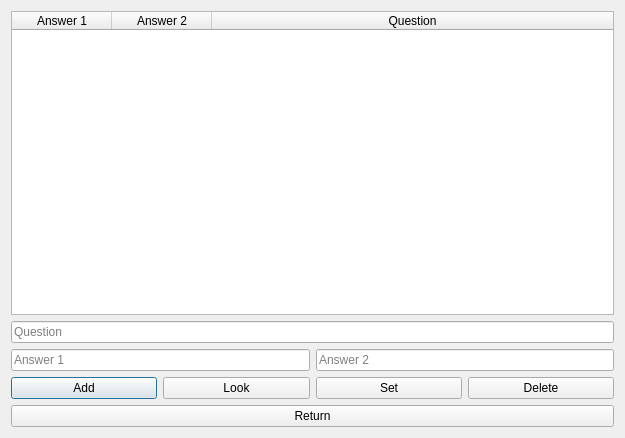
This is questionsmenu.ui in G4bleb/salt-n-pepper as Qt 5 draws it before an edit. The edited form follows.
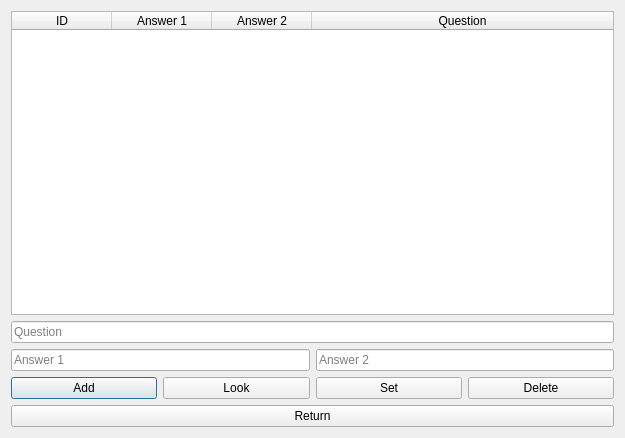
This is the edited form.

What changed in the file:
```diff
--- a/questionsmenu.ui
+++ b/questionsmenu.ui
@@ -31,6 +31,9 @@
      <attribute name="horizontalHeaderStretchLastSection">
       <bool>true</bool>
      </attribute>
+     <attribute name="verticalHeaderVisible">
+      <bool>false</bool>
+     </attribute>
      <attribute name="verticalHeaderCascadingSectionResizes">
       <bool>false</bool>
      </attribute>
@@ -40,6 +43,11 @@
      <attribute name="verticalHeaderStretchLastSection">
       <bool>false</bool>
      </attribute>
+     <column>
+      <property name="text">
+       <string>ID</string>
+      </property>
+     </column>
      <column>
       <property name="text">
        <string>Answer 1</string>
```
Left out of the diff: 19 changed lines with no effect on the pictures.
